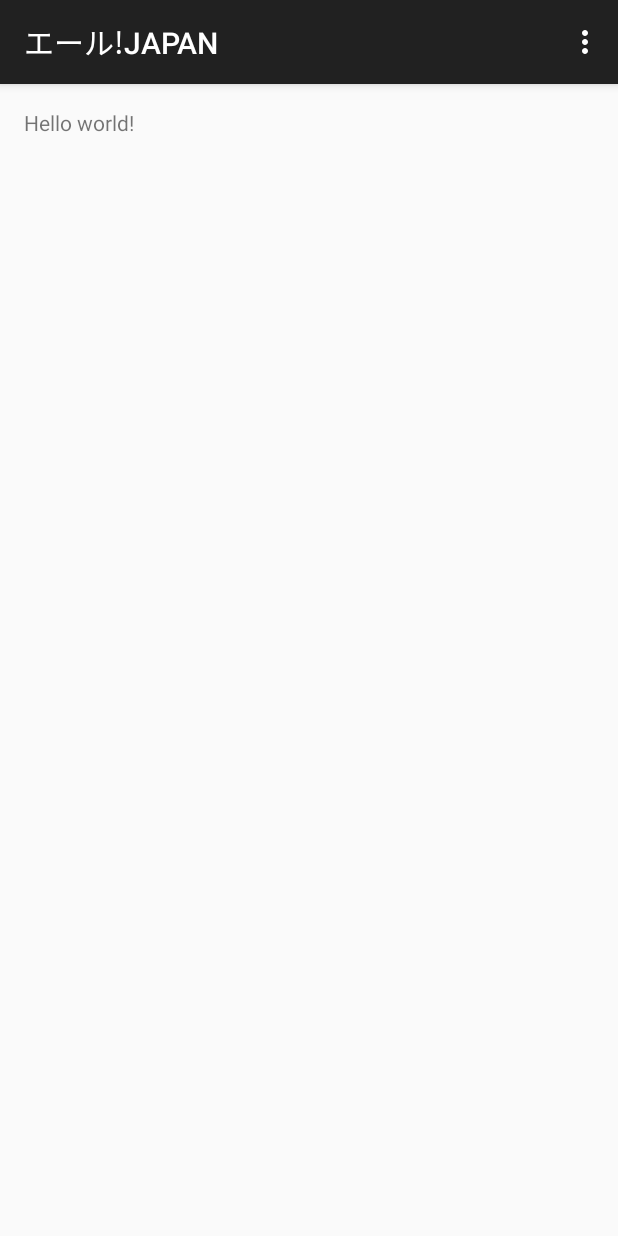
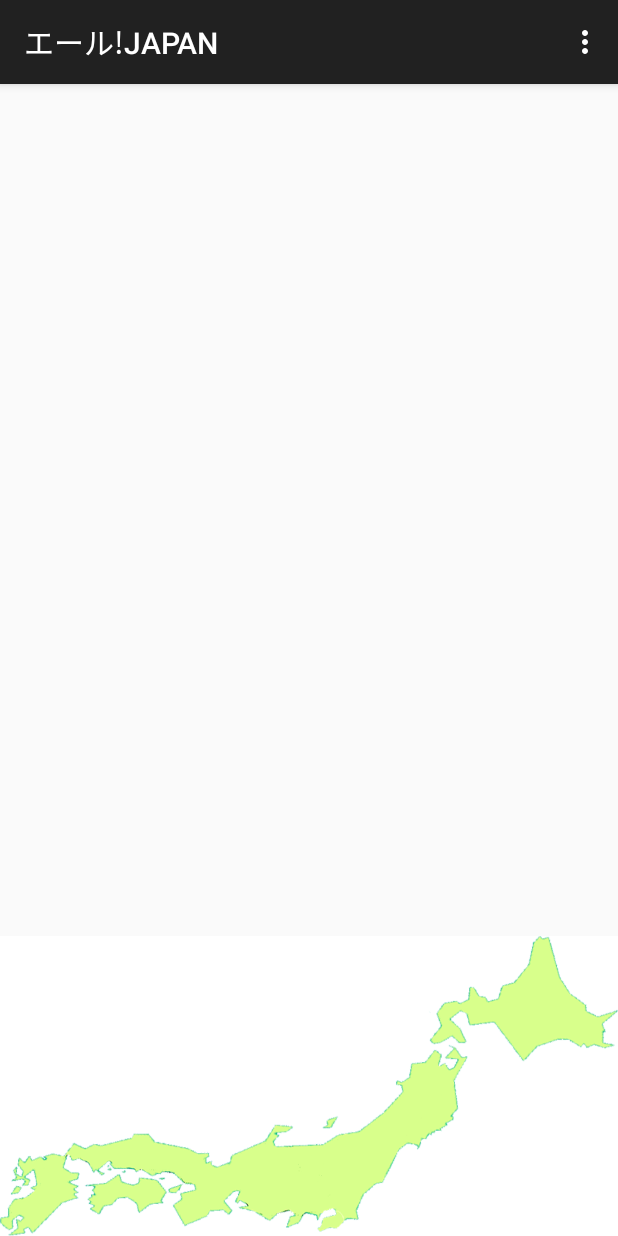
Before and after one commit to thedoroemons/honsanApp, an Android app: the YellActivity screen opened directly, with no data from a screen before it, on a phone screen of 412 x 824 dp. Run offline under Robolectric (Android 15) with nearby library versions, the phone set to English and light mode, and no system bars.

Commit message:
日本地図追加

```diff
--- a/app/src/main/java/jp/co/spajam/honsenapp/YellActivity.java
+++ b/app/src/main/java/jp/co/spajam/honsenapp/YellActivity.java
@@ -1,10 +1,12 @@
 package jp.co.spajam.honsenapp;
 
+import android.animation.ObjectAnimator;
 import android.support.v7.app.ActionBarActivity;
 import android.os.Bundle;
 import android.util.Log;
 import android.view.Menu;
 import android.view.MenuItem;
+import android.widget.ImageView;
 
 
 public class YellActivity extends ActionBarActivity {
@@ -42,4 +44,22 @@ public class YellActivity extends ActionBarActivity {
 
 		return super.onOptionsItemSelected(item);
 	}
+
+
+	/**
+	 * X方向にターゲットを3秒かけて200移動する
+	 *
+	 * @param target
+	 */
+	private void animateTranslationY( ImageView target ) {
+
+		// translationXプロパティを0fから200fに変化させます
+		ObjectAnimator objectAnimator = ObjectAnimator.ofFloat( target, "translationY", 0f, 200f );
+
+		// 3秒かけて実行させます
+		objectAnimator.setDuration( 3000 );
+
+		// アニメーションを開始します
+		objectAnimator.start();
+	}
 }
--- a/app/src/main/res/layout/activity_yell.xml
+++ b/app/src/main/res/layout/activity_yell.xml
@@ -2,15 +2,13 @@
 				xmlns:tools="http://schemas.android.com/tools"
 				android:layout_width="match_parent"
 				android:layout_height="match_parent"
-				android:paddingLeft="@dimen/activity_horizontal_margin"
-				android:paddingRight="@dimen/activity_horizontal_margin"
-				android:paddingTop="@dimen/activity_vertical_margin"
-				android:paddingBottom="@dimen/activity_vertical_margin"
 				tools:context="jp.co.spajam.honsenapp.YellActivity">
 
-	<TextView
-		android:text="@string/hello_world"
-		android:layout_width="wrap_content"
-		android:layout_height="wrap_content"/>
+	<ImageView
+		android:layout_width="match_parent"
+		android:layout_height="200dp"
+		android:scaleType="fitXY"
+		android:layout_alignParentBottom="true"
+		android:src="@drawable/map"/>
 
 </RelativeLayout>
--- a/app/src/main/res/values/color.xml
+++ b/app/src/main/res/values/color.xml
@@ -1,4 +1,5 @@
 <?xml version="1.0" encoding="utf-8"?>
 <resources>
 	<color name="main_color">#FF8A65</color>
+	<color name="white">#FFFFFF</color>
 </resources>
```
Also changed, not shown: app/src/main/res/drawable/map.png (added).
